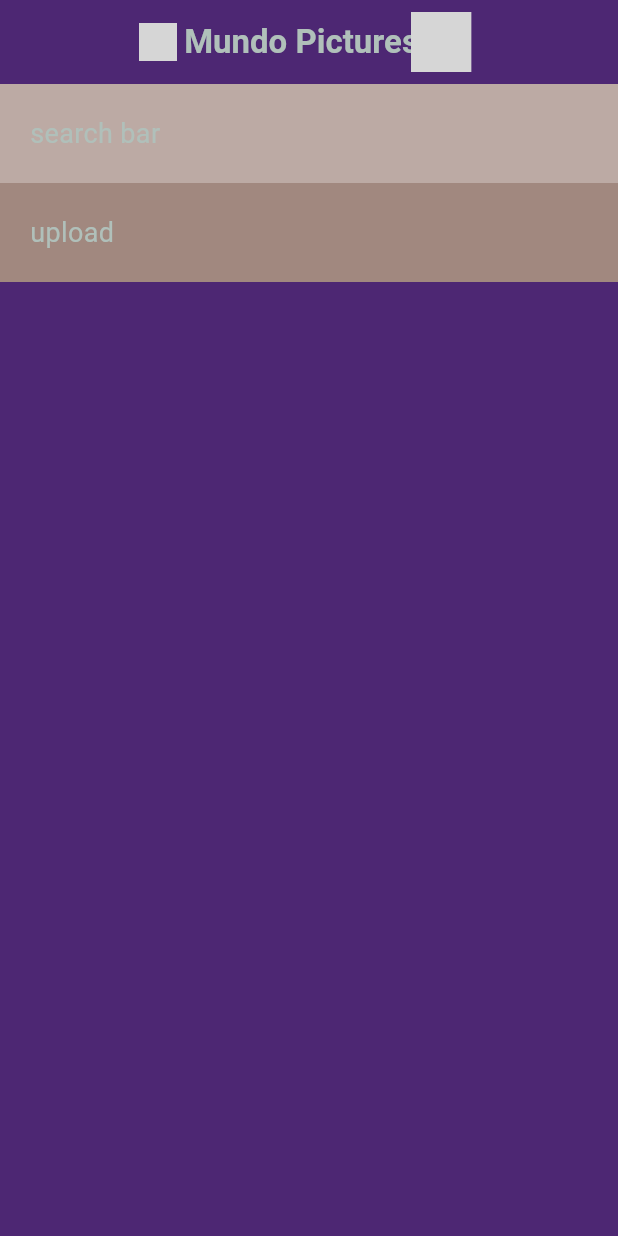
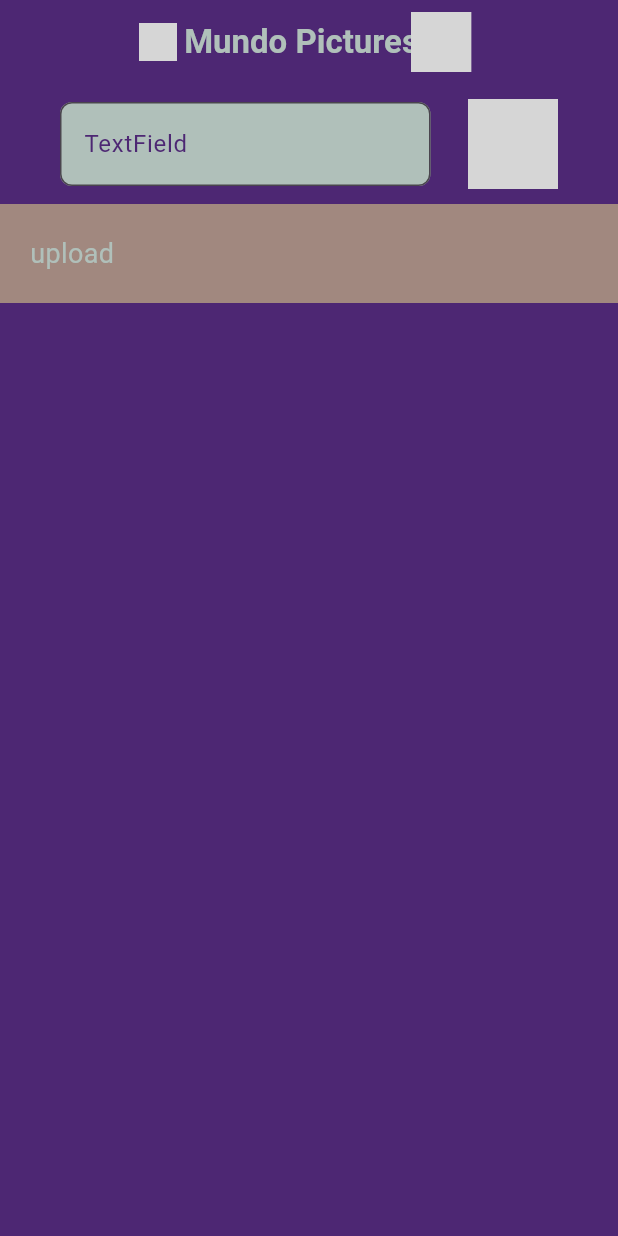
Before and after one commit to Mundo-Pictures/mundo-pictures, a Flutter app: the screen it shows after launch, on a phone screen of 412 x 824 dp. Run offline on Flutter 3.47's test engine with Material 3 defaults, Android fonts, the phone set to English and light mode, and no system bars; our stand-ins replace flutter_svg; grey boxes are pictures that could not be loaded.

Commit message:
adds search bar and image with appropriate styling

```diff
--- a/lib/home/home.dart
+++ b/lib/home/home.dart
@@ -1,3 +1,5 @@
+import 'dart:ui';
+
 import 'package:flutter/material.dart';
 import 'package:flutter_svg/flutter_svg.dart';
 
@@ -37,9 +39,35 @@ class HomePage extends StatelessWidget {
         crossAxisAlignment: CrossAxisAlignment.stretch,
         children: [
           Container(
-              color: Colors.brown[200],
-              padding: EdgeInsets.all(20),
-              child: const Text("search bar")),
+              padding: EdgeInsets.fromLTRB(40, 10, 40, 10),
+              child: Row(
+                mainAxisAlignment: MainAxisAlignment.center,
+                children: [
+                  Expanded(
+                    child: TextField(
+                        style: TextStyle(color: Color(0xff4d2773)),
+                        textAlign: TextAlign.left,
+                        decoration: InputDecoration(
+                          border: OutlineInputBorder(
+                              borderRadius: BorderRadius.circular(8)),
+                          hintText: "TextField",
+                          hintStyle: TextStyle(color: Color(0xff4d2773)),
+                          fillColor: Color(0xffb0c0ba),
+                          filled: true,
+                        )),
+                  ),
+                  SizedBox(
+                    width: 25,
+                  ),
+                  ClipRRect(
+                    borderRadius: BorderRadius.circular(100),
+                    child: Image.asset(
+                      "./img/Genesis_img.jpg",
+                      width: 60,
+                    ),
+                  ),
+                ],
+              )),
           Container(
             color: Colors.brown[300],
             padding: EdgeInsets.all(20),
--- a/lib/main.dart
+++ b/lib/main.dart
@@ -19,7 +19,7 @@ class MyApp extends StatelessWidget {
           "/": (BuildContext build) => HomePage(),
         },
         theme: ThemeData(
-          colorScheme: ColorScheme.fromSeed(seedColor: Colors.green),
+          colorScheme: ColorScheme.fromSeed(seedColor: Color(0xff4d2773)),
           scaffoldBackgroundColor: Color(0xff4d2773),
           useMaterial3: true,
           textTheme: TextTheme(
```
Also changed, not shown: assets/img/Genesis_img.jpg (renamed from assets/img/Genesis_IMG_5544-Enhanced-NR_LI_1.jpg).
